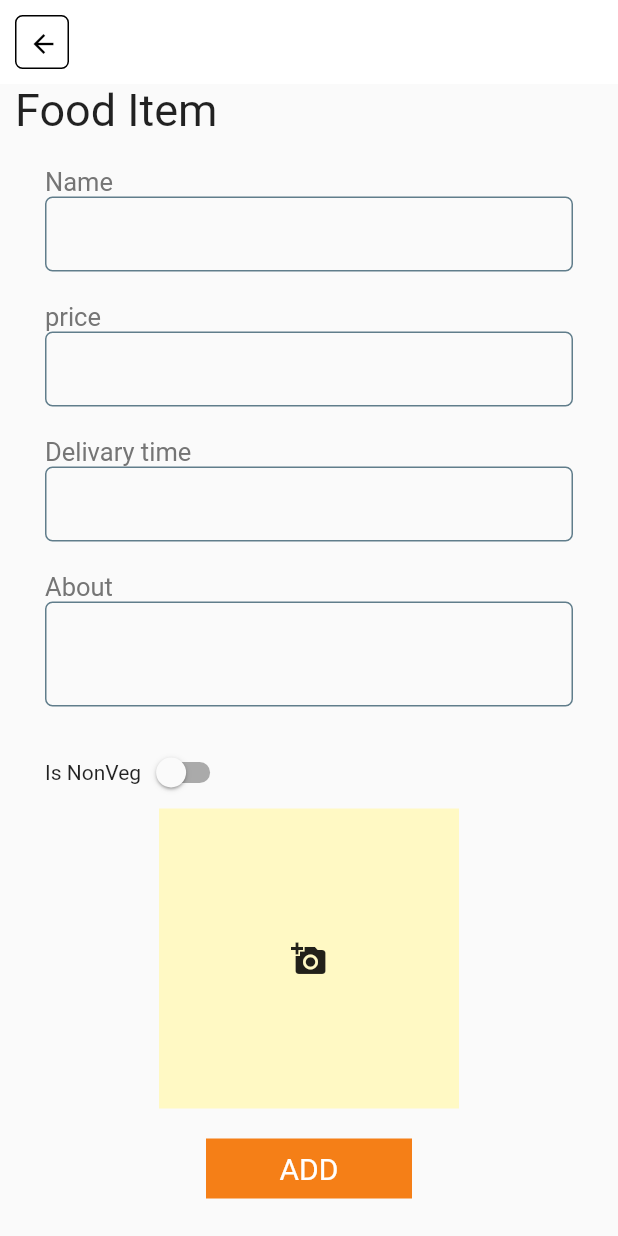
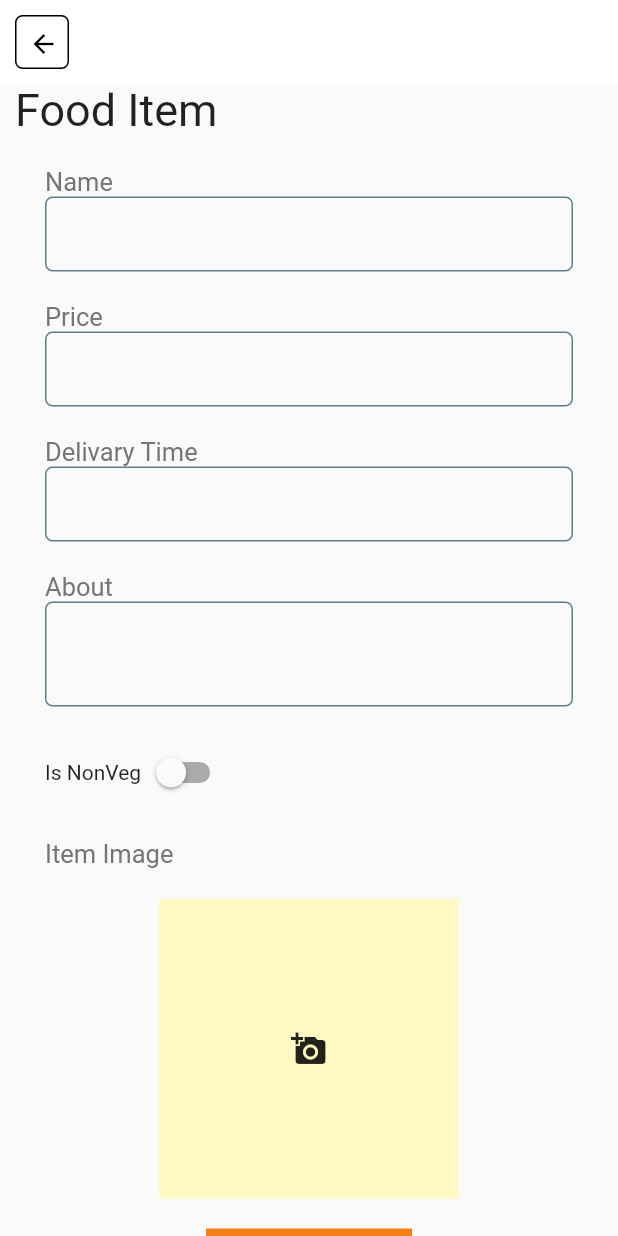
Before and after one commit to chalapathi444/Cafeteria, a Flutter app: the ProductForm screen opened by its route, on a phone screen of 412 x 824 dp. Run offline on Flutter 3.47's test engine with Material 2 defaults, Android fonts, the phone set to English and light mode, and no system bars; our stand-ins replace email_validator, firebase_storage, image_picker; accounts and stored records are empty; network calls fail.

Commit message:
changed font size

```diff
--- a/lib/screens/add_product_form.dart
+++ b/lib/screens/add_product_form.dart
@@ -153,7 +153,7 @@ class _ProductFormState extends State<ProductForm> {
             Container(
               margin: EdgeInsets.only(left: 30),
               child: Text(
-                "price",
+                "Price",
                 style: TextStyle(color: Colors.grey[600], fontSize: 17),
               ),
             ),
@@ -188,7 +188,7 @@ class _ProductFormState extends State<ProductForm> {
             Container(
               margin: EdgeInsets.only(left: 30),
               child: Text(
-                "Delivary time",
+                "Delivary Time",
                 style: TextStyle(color: Colors.grey[600], fontSize: 17),
               ),
             ),
@@ -273,6 +273,19 @@ class _ProductFormState extends State<ProductForm> {
                 ),
               ],
             ),
+            SizedBox(
+              height: 20,
+            ),
+            Container(
+              margin: EdgeInsets.only(left: 30),
+              child: Text(
+                "Item Image",
+                style: TextStyle(color: Colors.grey[600], fontSize: 17),
+              ),
+            ),
+            SizedBox(
+              height: 20,
+            ),
             _image == null
                 ? Center(
                     child: Container(
--- a/lib/screens/admin_login.dart
+++ b/lib/screens/admin_login.dart
@@ -156,7 +156,7 @@ class _AdminLoginState extends State<AdminLogin> {
                             Container(
                               margin: EdgeInsets.only(left: 30),
                               child: Text(
-                                "password",
+                                "Password",
                                 style: TextStyle(
                                     color: Colors.grey[600], fontSize: 17),
                               ),
--- a/lib/screens/overiew_of_food2.dart
+++ b/lib/screens/overiew_of_food2.dart
@@ -69,7 +69,7 @@ class OverviewProductUser extends StatelessWidget {
             color: Colors.yellow[100],
             child: Text(
               food.title,
-              style: TextStyle(fontSize: 50, fontWeight: FontWeight.bold),
+              style: TextStyle(fontSize: 25, fontWeight: FontWeight.bold),
             ),
           ),
           SizedBox(
--- a/lib/screens/overview_of_food.dart
+++ b/lib/screens/overview_of_food.dart
@@ -67,7 +67,7 @@ class OverviewProductAdmin extends StatelessWidget {
             color: Colors.yellow[100],
             child: Text(
               food.title,
-              style: TextStyle(fontSize: 50, fontWeight: FontWeight.bold),
+              style: TextStyle(fontSize: 25, fontWeight: FontWeight.bold),
             ),
           ),
           SizedBox(
```
Also changed, not shown: lib/screens/payment_page.dart (+5 -5 lines).
